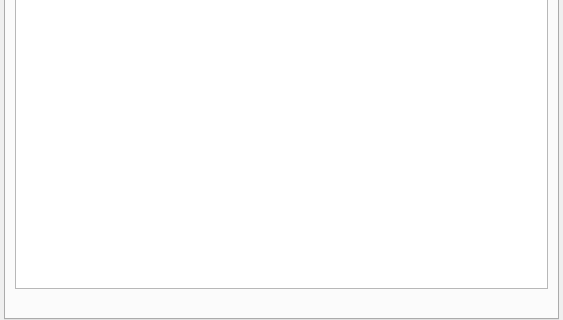
First picture: the form in sub3suite/src/Dialogs/AboutDialog.ui, repository 3nock/OTE, before the edit; both pictures show x 0 to 563 and y 183 to 503 of the 563 by 503 pixel window.
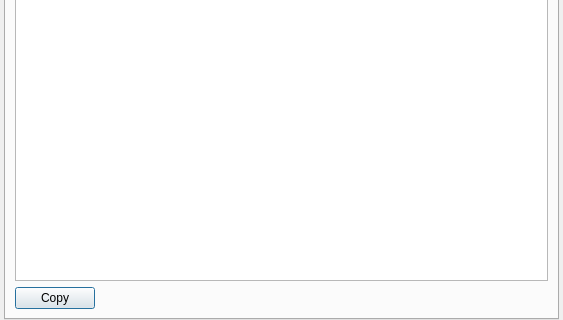
Second picture: the form after the edit. Icons and pictures are not drawn.

Commit message: added save a project copy functionality

```diff
--- a/sub3suite/src/Dialogs/AboutDialog.ui
+++ b/sub3suite/src/Dialogs/AboutDialog.ui
@@ -144,6 +144,13 @@
        </item>
        <item>
         <layout class="QHBoxLayout" name="horizontalLayoutGithub">
+         <item>
+          <widget class="QPushButton" name="buttonCopy">
+           <property name="text">
+            <string>Copy</string>
+           </property>
+          </widget>
+         </item>
          <item>
           <spacer name="horizontalSpacerGithub">
            <property name="orientation">
```
The commit also changes 13 other files.
